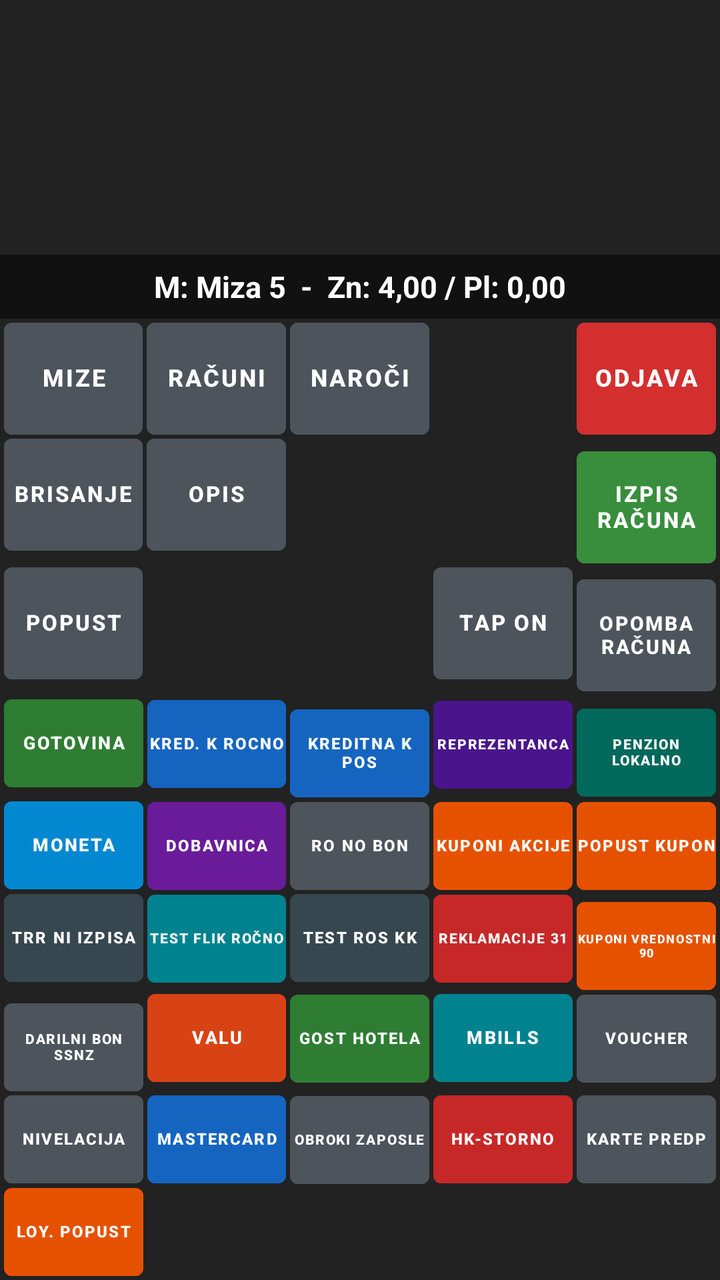
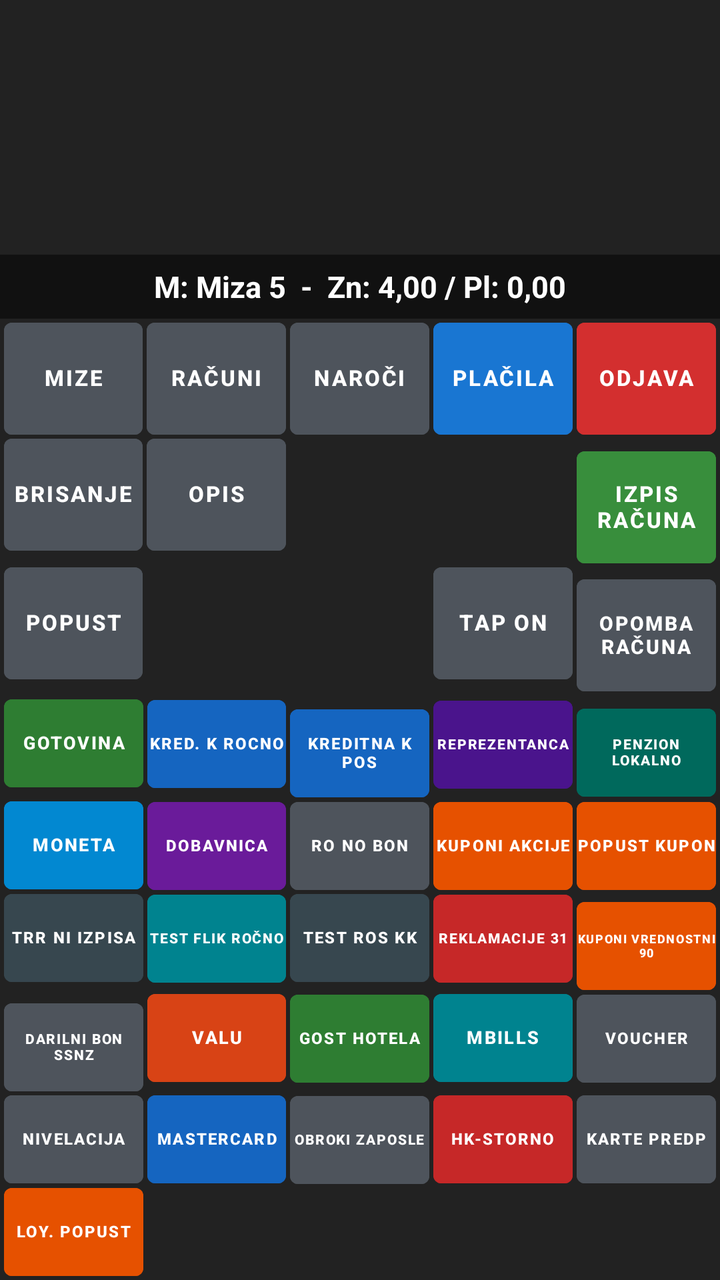

An Android layout rendered at two revisions. The XML below is the earlier revision; the diff shows what the commit changed to produce the second picture.
<!-- AndroidManifest.xml: application theme Theme.RosKasa -->
<!-- res/layout/fragment_placila.xml -->
<?xml version="1.0" encoding="utf-8"?>
<LinearLayout xmlns:android="http://schemas.android.com/apk/res/android"
    android:layout_width="match_parent"
    android:layout_height="match_parent"
    android:orientation="vertical"
    android:background="@color/pos_bg_dark">

    
    <androidx.recyclerview.widget.RecyclerView
        android:id="@+id/rvPlacilaItems"
        android:layout_width="match_parent"
        android:layout_height="0dp"
        android:layout_weight="1"
        android:padding="2dp"
        android:background="#222222" />

    
    <TextView
        android:id="@+id/tvMizaStatus"
        android:layout_width="match_parent"
        android:layout_height="32dp"
        android:background="#111111"
        android:gravity="center"
        android:textColor="#FFFFFF"
        android:textSize="15sp"
        android:textStyle="bold"
        android:text="M: Miza 5  -  Zn: 4,00 / Pl: 0,00" />

    
    <GridLayout
        android:layout_width="match_parent"
        android:layout_height="wrap_content"
        android:columnCount="5"
        android:rowCount="3"
        android:alignmentMode="alignBounds"
        android:useDefaultMargins="false"
        android:padding="1dp">

        
        <com.google.android.material.button.MaterialButton
            android:id="@+id/btnNavMize"
            style="@style/PosButtonStyle"
            android:layout_width="0dp"
            android:layout_height="56dp"
            android:layout_columnWeight="1"
            android:backgroundTint="@color/pos_btn_normal"
            android:text="@string/btn_mize"
            android:textColor="#FFFFFF"
            android:textSize="12sp" />

        <com.google.android.material.button.MaterialButton
            android:id="@+id/btnNavRacuni"
            style="@style/PosButtonStyle"
            android:layout_width="0dp"
            android:layout_height="56dp"
            android:layout_columnWeight="1"
            android:backgroundTint="@color/pos_btn_normal"
            android:text="@string/btn_racuni"
            android:textColor="#FFFFFF"
            android:textSize="12sp" />

        <com.google.android.material.button.MaterialButton
            android:id="@+id/btnNavNaroci"
            style="@style/PosButtonStyle"
            android:layout_width="0dp"
            android:layout_height="56dp"
            android:layout_columnWeight="1"
            android:backgroundTint="@color/pos_btn_normal"
            android:text="@string/btn_naroci"
            android:textColor="#FFFFFF"
            android:textSize="12sp" />

        <View
            android:layout_width="0dp"
            android:layout_height="56dp"
            android:layout_columnWeight="1" />

        <com.google.android.material.button.MaterialButton
            android:id="@+id/btnOdjava"
            style="@style/PosButtonStyle"
            android:layout_width="0dp"
            android:layout_height="56dp"
            android:layout_columnWeight="1"
            android:backgroundTint="@color/pos_accent_red"
            android:text="@string/btn_odjava"
            android:textColor="#FFFFFF"
            android:textSize="12sp" />

        
        <com.google.android.material.button.MaterialButton
            android:id="@+id/btnBrisanje"
            style="@style/PosButtonStyle"
            android:layout_width="0dp"
            android:layout_height="56dp"
            android:layout_columnWeight="1"
            android:backgroundTint="@color/pos_btn_normal"
            android:text="Brisanje"
            android:textColor="#FFFFFF"
            android:textSize="11sp" />

        <com.google.android.material.button.MaterialButton
            android:id="@+id/btnOpis"
            style="@style/PosButtonStyle"
            android:layout_width="0dp"
            android:layout_height="56dp"
            android:layout_columnWeight="1"
            android:backgroundTint="@color/pos_btn_normal"
            android:text="Opis"
            android:textColor="#FFFFFF"
            android:textSize="11sp" />

        <View
            android:layout_width="0dp"
            android:layout_height="56dp"
            android:layout_columnWeight="1" />

        <View
            android:layout_width="0dp"
            android:layout_height="56dp"
            android:layout_columnWeight="1" />

        <com.google.android.material.button.MaterialButton
            android:id="@+id/btnIzpisRacuna"
            style="@style/PosButtonStyle"
            android:layout_width="0dp"
            android:layout_height="56dp"
            android:layout_columnWeight="1"
            android:backgroundTint="@color/pos_accent_green"
            android:text="Izpis Računa"
            android:textColor="#FFFFFF"
            android:textSize="11sp" />

        
        <com.google.android.material.button.MaterialButton
            android:id="@+id/btnPopust"
            style="@style/PosButtonStyle"
            android:layout_width="0dp"
            android:layout_height="56dp"
            android:layout_columnWeight="1"
            android:backgroundTint="@color/pos_btn_normal"
            android:text="Popust"
            android:textColor="#FFFFFF"
            android:textSize="11sp" />

        <View
            android:layout_width="0dp"
            android:layout_height="56dp"
            android:layout_columnWeight="1" />

        <View
            android:layout_width="0dp"
            android:layout_height="56dp"
            android:layout_columnWeight="1" />

        <com.google.android.material.button.MaterialButton
            android:id="@+id/btnTapOn"
            style="@style/PosButtonStyle"
            android:layout_width="0dp"
            android:layout_height="56dp"
            android:layout_columnWeight="1"
            android:backgroundTint="@color/pos_btn_normal"
            android:text="Tap On"
            android:textColor="#FFFFFF"
            android:textSize="11sp" />

        <com.google.android.material.button.MaterialButton
            android:id="@+id/btnOpombaRacuna"
            style="@style/PosButtonStyle"
            android:layout_width="0dp"
            android:layout_height="56dp"
            android:layout_columnWeight="1"
            android:backgroundTint="@color/pos_btn_normal"
            android:text="OPOMBA\nRAČUNA"
            android:textColor="#FFFFFF"
            android:textSize="10sp" />
    </GridLayout>

    
    <GridLayout
        android:id="@+id/gridPlacilaMethods"
        android:layout_width="match_parent"
        android:layout_height="wrap_content"
        android:columnCount="5"
        android:rowCount="6"
        android:padding="1dp">

        
        <Button
            android:id="@+id/btnPayGotovina"
            style="@style/PosButtonStyle"
            android:layout_width="0dp"
            android:layout_height="44dp"
            android:layout_columnWeight="1"
            android:layout_margin="1dp"
            android:padding="0dp"
            android:backgroundTint="#2E7D32"
            android:text="GOTOVINA"
            android:textColor="#FFFFFF"
            android:textSize="9sp" />

        <Button
            android:id="@+id/btnPayKredRocno"
            style="@style/PosButtonStyle"
            android:layout_width="0dp"
            android:layout_height="44dp"
            android:layout_columnWeight="1"
            android:layout_margin="1dp"
            android:padding="0dp"
            android:backgroundTint="#1565C0"
            android:text="KRED. K ROCNO"
            android:textColor="#FFFFFF"
            android:textSize="8sp" />

        <Button
            android:id="@+id/btnPayKreditnaPos"
            style="@style/PosButtonStyle"
            android:layout_width="0dp"
            android:layout_height="44dp"
            android:layout_columnWeight="1"
            android:layout_margin="1dp"
            android:padding="0dp"
            android:backgroundTint="#1565C0"
            android:text="KREDITNA K POS"
            android:textColor="#FFFFFF"
            android:textSize="8sp" />

        <Button
            android:id="@+id/btnPayReprezentanca"
            style="@style/PosButtonStyle"
            android:layout_width="0dp"
            android:layout_height="44dp"
            android:layout_columnWeight="1"
            android:layout_margin="1dp"
            android:padding="0dp"
            android:backgroundTint="#4A148C"
            android:text="REPREZENTANCA"
            android:textColor="#FFFFFF"
            android:textSize="7sp" />

        <Button
            android:id="@+id/btnPayPenzion"
            style="@style/PosButtonStyle"
            android:layout_width="0dp"
            android:layout_height="44dp"
            android:layout_columnWeight="1"
            android:layout_margin="1dp"
            android:padding="0dp"
            android:backgroundTint="#00695C"
            android:text="PENZION LOKALNO"
            android:textColor="#FFFFFF"
            android:textSize="7sp" />

        
        <Button
            android:id="@+id/btnPayMoneta"
            style="@style/PosButtonStyle"
            android:layout_width="0dp"
            android:layout_height="44dp"
            android:layout_columnWeight="1"
            android:layout_margin="1dp"
            android:padding="0dp"
            android:backgroundTint="#0288D1"
            android:text="MONETA"
            android:textColor="#FFFFFF"
            android:textSize="9sp" />

        <Button
            android:id="@+id/btnPayDobavnica"
            style="@style/PosButtonStyle"
            android:layout_width="0dp"
            android:layout_height="44dp"
            android:layout_columnWeight="1"
            android:layout_margin="1dp"
            android:padding="0dp"
            android:backgroundTint="#6A1B9A"
            android:text="DOBAVNICA"
            android:textColor="#FFFFFF"
            android:textSize="8sp" />

        <Button
            android:id="@+id/btnPayRoNoBon"
            style="@style/PosButtonStyle"
            android:layout_width="0dp"
            android:layout_height="44dp"
            android:layout_columnWeight="1"
            android:layout_margin="1dp"
            android:padding="0dp"
            android:backgroundTint="#4E545C"
            android:text="RO NO BON"
            android:textColor="#FFFFFF"
            android:textSize="8sp" />

        <Button
            android:id="@+id/btnPayKuponiAkcije"
            style="@style/PosButtonStyle"
            android:layout_width="0dp"
            android:layout_height="44dp"
            android:layout_columnWeight="1"
            android:layout_margin="1dp"
            android:padding="0dp"
            android:backgroundTint="#E65100"
            android:text="KUPONI AKCIJE"
            android:textColor="#FFFFFF"
            android:textSize="8sp" />

        <Button
            android:id="@+id/btnPayPopustKupon"
            style="@style/PosButtonStyle"
            android:layout_width="0dp"
            android:layout_height="44dp"
            android:layout_columnWeight="1"
            android:layout_margin="1dp"
            android:padding="0dp"
            android:backgroundTint="#E65100"
            android:text="POPUST KUPON"
            android:textColor="#FFFFFF"
            android:textSize="8sp" />

        
        <Button
            android:id="@+id/btnPayTrr"
            style="@style/PosButtonStyle"
            android:layout_width="0dp"
            android:layout_height="44dp"
            android:layout_columnWeight="1"
            android:layout_margin="1dp"
            android:padding="0dp"
            android:backgroundTint="#37474F"
            android:text="TRR NI IZPISA"
            android:textColor="#FFFFFF"
            android:textSize="8sp" />

        <Button
            android:id="@+id/btnPayFlik"
            style="@style/PosButtonStyle"
            android:layout_width="0dp"
            android:layout_height="44dp"
            android:layout_columnWeight="1"
            android:layout_margin="1dp"
            android:padding="0dp"
            android:backgroundTint="#00838F"
            android:text="TEST FLIK ROČNO"
            android:textColor="#FFFFFF"
            android:textSize="7sp" />

        <Button
            android:id="@+id/btnPayRosKk"
            style="@style/PosButtonStyle"
            android:layout_width="0dp"
            android:layout_height="44dp"
            android:layout_columnWeight="1"
            android:layout_margin="1dp"
            android:padding="0dp"
            android:backgroundTint="#37474F"
            android:text="TEST ROS KK"
            android:textColor="#FFFFFF"
            android:textSize="8sp" />

        <Button
            android:id="@+id/btnPayReklamacije"
            style="@style/PosButtonStyle"
            android:layout_width="0dp"
            android:layout_height="44dp"
            android:layout_columnWeight="1"
            android:layout_margin="1dp"
            android:padding="0dp"
            android:backgroundTint="#C62828"
            android:text="REKLAMACIJE 31"
            android:textColor="#FFFFFF"
            android:textSize="7sp" />

        <Button
            android:id="@+id/btnPayKuponiVrednostni"
            style="@style/PosButtonStyle"
            android:layout_width="0dp"
            android:layout_height="44dp"
            android:layout_columnWeight="1"
            android:layout_margin="1dp"
            android:padding="0dp"
            android:backgroundTint="#E65100"
            android:text="KUPONI VREDNOSTNI 90"
            android:textColor="#FFFFFF"
            android:textSize="6sp" />

        
        <Button
            android:id="@+id/btnPayDarilniBon"
            style="@style/PosButtonStyle"
            android:layout_width="0dp"
            android:layout_height="44dp"
            android:layout_columnWeight="1"
            android:layout_margin="1dp"
            android:padding="0dp"
            android:backgroundTint="#4E545C"
            android:text="DARILNI BON SSNZ"
            android:textColor="#FFFFFF"
            android:textSize="7sp" />

        <Button
            android:id="@+id/btnPayValu"
            style="@style/PosButtonStyle"
            android:layout_width="0dp"
            android:layout_height="44dp"
            android:layout_columnWeight="1"
            android:layout_margin="1dp"
            android:padding="0dp"
            android:backgroundTint="#D84315"
            android:text="VALU"
            android:textColor="#FFFFFF"
            android:textSize="9sp" />

        <Button
            android:id="@+id/btnPayGostHotela"
            style="@style/PosButtonStyle"
            android:layout_width="0dp"
            android:layout_height="44dp"
            android:layout_columnWeight="1"
            android:layout_margin="1dp"
            android:padding="0dp"
            android:backgroundTint="#2E7D32"
            android:text="GOST HOTELA"
            android:textColor="#FFFFFF"
            android:textSize="8sp" />

        <Button
            android:id="@+id/btnPayMBills"
            style="@style/PosButtonStyle"
            android:layout_width="0dp"
            android:layout_height="44dp"
            android:layout_columnWeight="1"
            android:layout_margin="1dp"
            android:padding="0dp"
            android:backgroundTint="#00838F"
            android:text="mBills"
            android:textColor="#FFFFFF"
            android:textSize="9sp" />

        <Button
            android:id="@+id/btnPayVoucher"
            style="@style/PosButtonStyle"
            android:layout_width="0dp"
            android:layout_height="44dp"
            android:layout_columnWeight="1"
            android:layout_margin="1dp"
            android:padding="0dp"
            android:backgroundTint="#4E545C"
            android:text="VOUCHER"
            android:textColor="#FFFFFF"
            android:textSize="8sp" />

        
        <Button
            android:id="@+id/btnPayNivelacija"
            style="@style/PosButtonStyle"
            android:layout_width="0dp"
            android:layout_height="44dp"
            android:layout_columnWeight="1"
            android:layout_margin="1dp"
            android:padding="0dp"
            android:backgroundTint="#4E545C"
            android:text="NIVELACIJA"
            android:textColor="#FFFFFF"
            android:textSize="8sp" />

        <Button
            android:id="@+id/btnPayMastercard"
            style="@style/PosButtonStyle"
            android:layout_width="0dp"
            android:layout_height="44dp"
            android:layout_columnWeight="1"
            android:layout_margin="1dp"
            android:padding="0dp"
            android:backgroundTint="#1565C0"
            android:text="MASTERCARD"
            android:textColor="#FFFFFF"
            android:textSize="8sp" />

        <Button
            android:id="@+id/btnPayObrokiZaposle"
            style="@style/PosButtonStyle"
            android:layout_width="0dp"
            android:layout_height="44dp"
            android:layout_columnWeight="1"
            android:layout_margin="1dp"
            android:padding="0dp"
            android:backgroundTint="#4E545C"
            android:text="OBROKI ZAPOSLE"
            android:textColor="#FFFFFF"
            android:textSize="7sp" />

        <Button
            android:id="@+id/btnPayHkStorno"
            style="@style/PosButtonStyle"
            android:layout_width="0dp"
            android:layout_height="44dp"
            android:layout_columnWeight="1"
            android:layout_margin="1dp"
            android:padding="0dp"
            android:backgroundTint="#C62828"
            android:text="HK-STORNO"
            android:textColor="#FFFFFF"
            android:textSize="8sp" />

        <Button
            android:id="@+id/btnPayKartePredp"
            style="@style/PosButtonStyle"
            android:layout_width="0dp"
            android:layout_height="44dp"
            android:layout_columnWeight="1"
            android:layout_margin="1dp"
            android:padding="0dp"
            android:backgroundTint="#4E545C"
            android:text="KARTE PREDP"
            android:textColor="#FFFFFF"
            android:textSize="8sp" />

        
        <Button
            android:id="@+id/btnPayLoyPopust"
            style="@style/PosButtonStyle"
            android:layout_width="0dp"
            android:layout_height="44dp"
            android:layout_columnWeight="1"
            android:layout_margin="1dp"
            android:padding="0dp"
            android:backgroundTint="#E65100"
            android:text="Loy. popust"
            android:textColor="#FFFFFF"
            android:textSize="8sp" />

        <View
            android:layout_width="0dp"
            android:layout_height="38dp"
            android:layout_columnWeight="1" />

        <View
            android:layout_width="0dp"
            android:layout_height="38dp"
            android:layout_columnWeight="1" />

        <View
            android:layout_width="0dp"
            android:layout_height="38dp"
            android:layout_columnWeight="1" />

        <View
            android:layout_width="0dp"
            android:layout_height="38dp"
            android:layout_columnWeight="1" />
    </GridLayout>

</LinearLayout>
<!-- resources referenced by this layout -->
<resources>
  <color name="pos_accent_green">#388E3C</color>
  <color name="pos_accent_red">#D32F2F</color>
  <color name="pos_bg_dark">#222222</color>
  <color name="pos_btn_normal">#4E545C</color>
  <string name="btn_mize">Mize</string>
  <string name="btn_naroci">Naroči</string>
  <string name="btn_odjava">Odjava</string>
  <string name="btn_racuni">Računi</string>
  <style name="PosButtonStyle" parent="Widget.MaterialComponents.Button">
          <item name="android:layout_height">56dp</item>
          <item name="android:minHeight">56dp</item>
          <item name="android:insetTop">0dp</item>
          <item name="android:insetBottom">0dp</item>
          <item name="android:paddingTop">0dp</item>
          <item name="android:paddingBottom">0dp</item>
          <item name="android:paddingLeft">2dp</item>
          <item name="android:paddingRight">2dp</item>
          <item name="android:gravity">center</item>
          <item name="android:includeFontPadding">false</item>
          <item name="android:textStyle">bold</item>
          <item name="android:textSize">12sp</item>
          <item name="android:layout_margin">1dp</item>
          <item name="android:baselineAligned">false</item>
      </style>
  <style name="Theme.RosKasa" parent="Theme.MaterialComponents.DayNight.NoActionBar">
          <item name="colorPrimary">@color/pos_accent_blue</item>
          <item name="colorSecondary">@color/pos_accent_green</item>
          <item name="android:windowBackground">@color/pos_bg_dark</item>
          <item name="android:textColor">@color/pos_btn_text</item>
      </style>
  <color name="pos_accent_blue">#1976D2</color>
  <color name="pos_btn_text">#FFFFFF</color>
</resources>

<!-- the commit's change to res/layout/fragment_placila.xml (unified diff, before → after) -->
@@ -45,8 +45,7 @@
             android:layout_columnWeight="1"
             android:backgroundTint="@color/pos_btn_normal"
             android:text="@string/btn_mize"
-            android:textColor="#FFFFFF"
-            android:textSize="12sp" />
+            android:textColor="#FFFFFF" />
 
         <com.google.android.material.button.MaterialButton
             android:id="@+id/btnNavRacuni"
@@ -56,8 +55,7 @@
             android:layout_columnWeight="1"
             android:backgroundTint="@color/pos_btn_normal"
             android:text="@string/btn_racuni"
-            android:textColor="#FFFFFF"
-            android:textSize="12sp" />
+            android:textColor="#FFFFFF" />
 
         <com.google.android.material.button.MaterialButton
             android:id="@+id/btnNavNaroci"
@@ -67,13 +65,17 @@
             android:layout_columnWeight="1"
             android:backgroundTint="@color/pos_btn_normal"
             android:text="@string/btn_naroci"
-            android:textColor="#FFFFFF"
-            android:textSize="12sp" />
-
-        <View
-            android:layout_width="0dp"
-            android:layout_height="56dp"
-            android:layout_columnWeight="1" />
+            android:textColor="#FFFFFF" />
+
+        <com.google.android.material.button.MaterialButton
+            android:id="@+id/btnNavPlacilaSelf"
+            style="@style/PosButtonStyle"
+            android:layout_width="0dp"
+            android:layout_height="56dp"
+            android:layout_columnWeight="1"
+            android:backgroundTint="@color/pos_accent_blue"
+            android:text="@string/btn_placila"
+            android:textColor="#FFFFFF" />
 
         <com.google.android.material.button.MaterialButton
             android:id="@+id/btnOdjava"
@@ -83,8 +85,7 @@
             android:layout_columnWeight="1"
             android:backgroundTint="@color/pos_accent_red"
             android:text="@string/btn_odjava"
-            android:textColor="#FFFFFF"
-            android:textSize="12sp" />
+            android:textColor="#FFFFFF" />
 
         
         <com.google.android.material.button.MaterialButton
@@ -95,8 +96,7 @@
             android:layout_columnWeight="1"
             android:backgroundTint="@color/pos_btn_normal"
             android:text="Brisanje"
-            android:textColor="#FFFFFF"
-            android:textSize="11sp" />
+            android:textColor="#FFFFFF" />
 
         <com.google.android.material.button.MaterialButton
             android:id="@+id/btnOpis"
@@ -106,8 +106,7 @@
             android:layout_columnWeight="1"
             android:backgroundTint="@color/pos_btn_normal"
             android:text="Opis"
-            android:textColor="#FFFFFF"
-            android:textSize="11sp" />
+            android:textColor="#FFFFFF" />
 
         <View
             android:layout_width="0dp"
@@ -127,8 +126,7 @@
             android:layout_columnWeight="1"
             android:backgroundTint="@color/pos_accent_green"
             android:text="Izpis Računa"
-            android:textColor="#FFFFFF"
-            android:textSize="11sp" />
+            android:textColor="#FFFFFF" />
 
         
         <com.google.android.material.button.MaterialButton
@@ -139,8 +137,7 @@
             android:layout_columnWeight="1"
             android:backgroundTint="@color/pos_btn_normal"
             android:text="Popust"
-            android:textColor="#FFFFFF"
-            android:textSize="11sp" />
+            android:textColor="#FFFFFF" />
 
         <View
             android:layout_width="0dp"
@@ -160,8 +157,7 @@
             android:layout_columnWeight="1"
             android:backgroundTint="@color/pos_btn_normal"
             android:text="Tap On"
-            android:textColor="#FFFFFF"
-            android:textSize="11sp" />
+            android:textColor="#FFFFFF" />
 
         <com.google.android.material.button.MaterialButton
             android:id="@+id/btnOpombaRacuna"
<!-- resource entries referenced after the edit -->
@@ -7,6 +7,7 @@
   <string name="btn_mize">Mize</string>
   <string name="btn_naroci">Naroči</string>
   <string name="btn_odjava">Odjava</string>
+  <string name="btn_placila">Plačila</string>
   <string name="btn_racuni">Računi</string>
   <style name="PosButtonStyle" parent="Widget.MaterialComponents.Button">
           <item name="android:layout_height">56dp</item>
@@ -20,9 +21,11 @@
           <item name="android:gravity">center</item>
           <item name="android:includeFontPadding">false</item>
           <item name="android:textStyle">bold</item>
-          <item name="android:textSize">12sp</item>
+          <item name="android:textSize">11sp</item>
           <item name="android:layout_margin">1dp</item>
           <item name="android:baselineAligned">false</item>
+          <item name="android:maxLines">2</item>
+          <item name="cornerRadius">4dp</item>
       </style>
   <style name="Theme.RosKasa" parent="Theme.MaterialComponents.DayNight.NoActionBar">
           <item name="colorPrimary">@color/pos_accent_blue</item>
